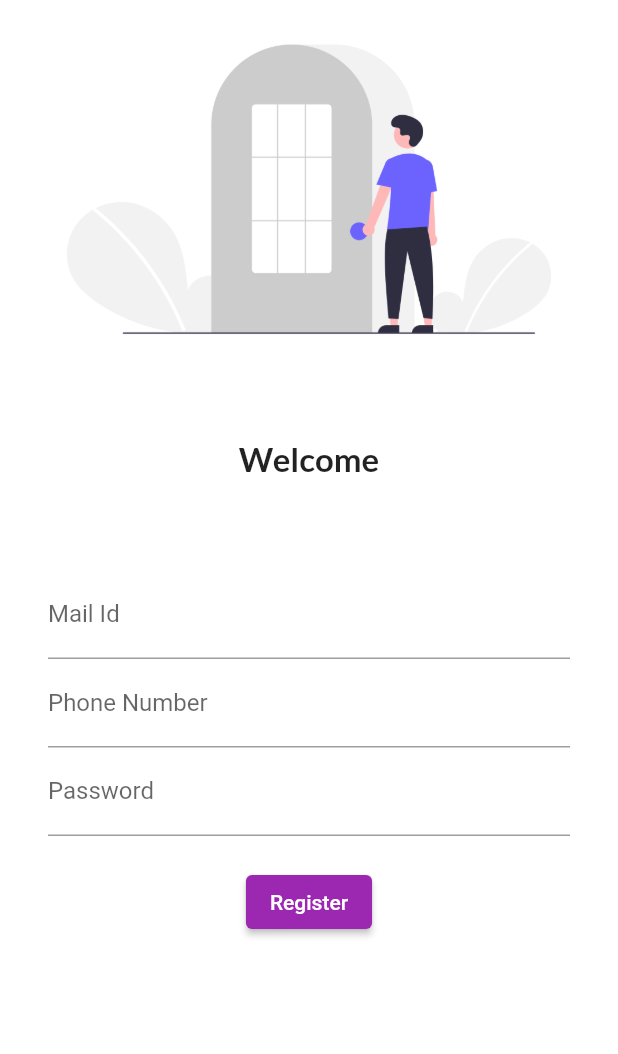
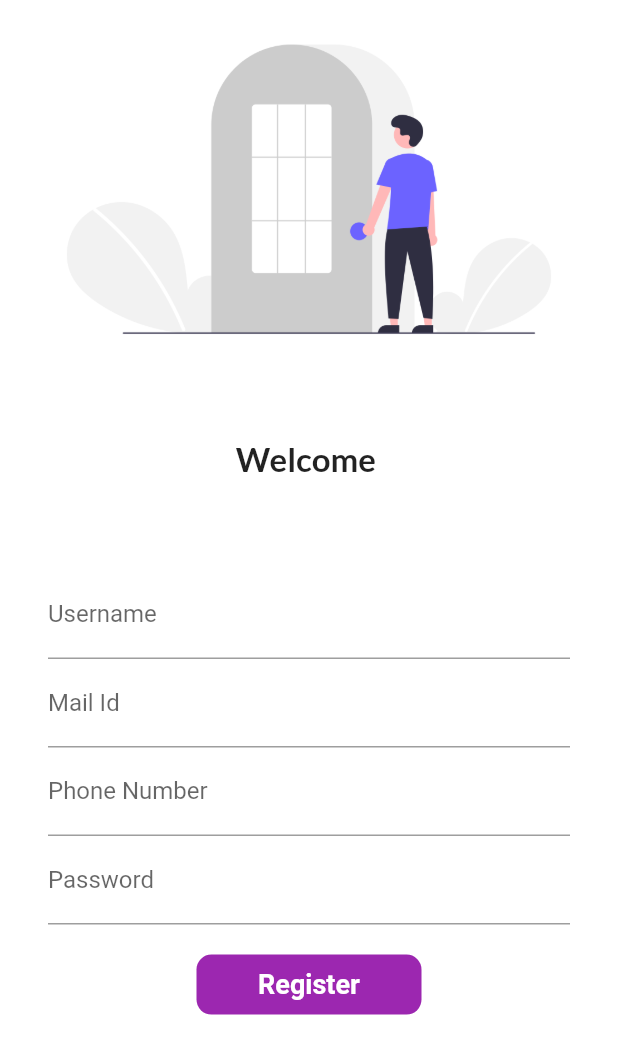
Before and after one commit to ramkaushik14/Flutter, a Flutter app: the screen it shows after launch, on a phone screen of 412 x 824 dp. Shown: the top 1054 px of the screen. Run offline on Flutter 3.47's test engine with Material 2 defaults, Android fonts, the phone set to English and light mode, and no system bars; our stand-ins replace google_fonts.

Commit message:
Day 5 completed

```diff
--- a/lib/pages/Login.dart
+++ b/lib/pages/Login.dart
@@ -6,9 +6,16 @@ import 'package:flutter_application_1/utils/routes.dart';
 import 'package:google_fonts/google_fonts.dart';
 
 
-class LoginPage extends StatelessWidget {
+class LoginPage extends StatefulWidget {
 
 
+  @override
+  State<LoginPage> createState() => _LoginPageState();
+}
+
+class _LoginPageState extends State<LoginPage> {
+  String name = "";
+  bool changed = false;
   @override
   Widget build(BuildContext context) {
     return Material(
@@ -23,7 +30,7 @@ class LoginPage extends StatelessWidget {
             ),
 
             Text(
-              "Welcome",
+              "Welcome $name",
               style: TextStyle(
               fontSize: 22,
               fontWeight: FontWeight.bold,
@@ -40,6 +47,20 @@ class LoginPage extends StatelessWidget {
               padding: const EdgeInsets.symmetric(vertical: 32.0,horizontal: 32.0),
               child: Column(
                 children: [
+
+                  TextFormField(
+                    decoration: InputDecoration(
+                      hintText: "Enter name",
+                      labelText: "Username"
+                    ),
+                    onChanged: (value){
+                      name = value;
+                      setState(() {
+
+                      });
+                    },
+                  ),
+
                   TextFormField(
                     decoration: InputDecoration(
                       hintText: "Enter mail id",
@@ -68,11 +89,38 @@ class LoginPage extends StatelessWidget {
                   height: 20.0,
                   ),
 
-                  ElevatedButton(
-                    onPressed: (){
+                  InkWell(
+                    onTap: () async{
+                      setState(() {
+                        changed = true;
+                      });
+                      await Future.delayed(Duration(seconds: 1));
                       Navigator.pushNamed(context, MyRoutes.homeRoute);
-                    },//Navigator.push(context, MaterialPageRoute(builder: (context => Homepage()),)),
-                    child: Text("Register")),
+
+                    },
+                    child: AnimatedContainer(
+
+                      duration: Duration(seconds: 1),
+                      width: changed?50:150,
+                      height: 40,
+
+                      alignment: Alignment.center,
+                      child: changed?Icon(Icons.done,color: Colors.white,):Text(
+                        "Register",
+                        style: TextStyle(fontSize: 18,fontWeight: FontWeight.bold,color: Colors.white),
+                      ),
+                      decoration: BoxDecoration(
+                        color: Colors.purple,
+                        borderRadius: BorderRadius.circular(changed?50:10)
+                      ),
+                    ),
+                  )
+
+                  // ElevatedButton(
+                  //   onPressed: (){
+                  //     Navigator.pushNamed(context, MyRoutes.homeRoute);
+                  //   },//Navigator.push(context, MaterialPageRoute(builder: (context => Homepage()),)),
+                  //   child: Text("Register")),
 
                 ],
               ),
```
Also changed, not shown: 1 other file.
